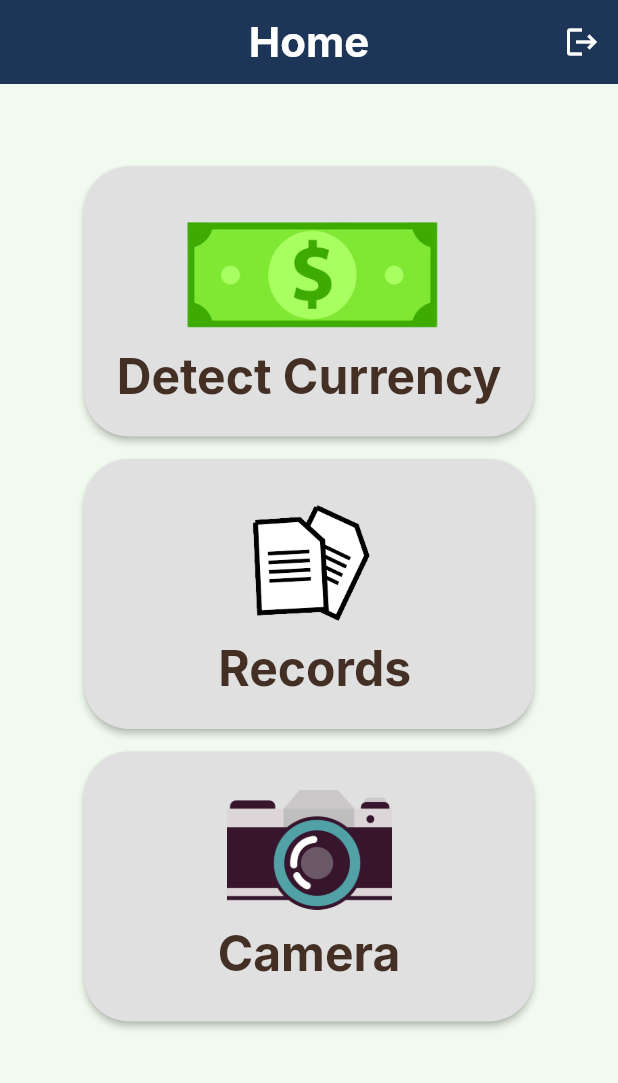
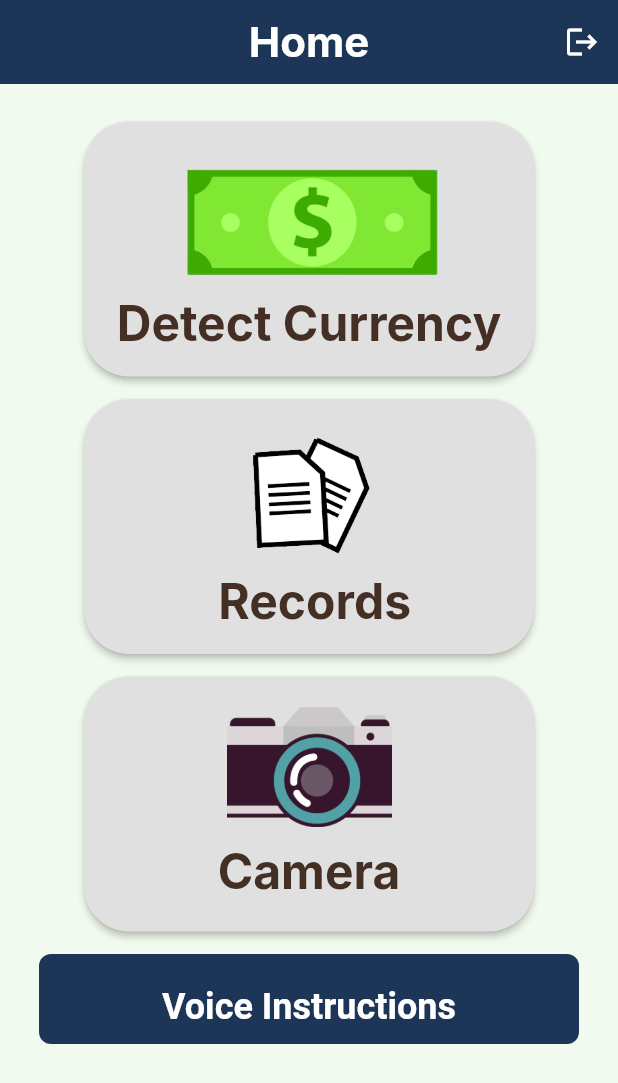
Before and after one commit to pushpe1174/SDGP, a Flutter app: the HomeScreen screen opened by its route, on a phone screen of 412 x 824 dp. Shown: the top 1083 px of the screen. Run offline on Flutter 3.47's test engine with Material 2 defaults, Android fonts, the phone set to English and light mode, and no system bars; our stand-ins replace animated_text_kit, cloud_firestore, firebase_auth, firebase_core, flutter_secure_storage, flutter_spinkit and 7 more; accounts and stored records are empty.

Commit message:
Added a Instruction button to home screen

```diff
--- a/currency_mate_app/lib/Screens/home_screen.dart
+++ b/currency_mate_app/lib/Screens/home_screen.dart
@@ -58,14 +58,14 @@ class HomeScreenState extends State<HomeScreen>{
       ),
 
       body: Padding(
-        padding: const EdgeInsets.fromLTRB(20.0, 40.0, 20.0, 0.0),
+        padding: const EdgeInsets.fromLTRB(20.0, 10.0, 20.0, 0.0),
         child: Center(
           child: Column(
             children: [
               const Gap(15),
               SizedBox(
                 width: 300,
-                height: 180,
+                height: 170,
                 child: ElevatedButton(
 
                   onPressed: (){
@@ -102,7 +102,7 @@ class HomeScreenState extends State<HomeScreen>{
               const Gap(15),
               SizedBox(
                 width: 300,
-                height: 180,
+                height: 170,
                 child: ElevatedButton(
                   onPressed: (){
                     Navigator.pushNamed(context, '/record');
@@ -139,7 +139,7 @@ class HomeScreenState extends State<HomeScreen>{
               const Gap(15),
               SizedBox(
                 width: 300,
-                height: 180,
+                height: 170,
                 child: ElevatedButton(
                   onPressed: (){
                     Navigator.pushNamed(context, '/upload_currency');
@@ -173,6 +173,37 @@ class HomeScreenState extends State<HomeScreen>{
                     ],
                   ),
                 ),
+              ),
+              const Gap(15),
+              SizedBox(
+                width: 360,
+                height: 60,
+                child: TextButton(
+                  onPressed: (){
+                    flutterTts.speak('Tap and hold the buttons to hear the instructions');
+                  },
+
+                  style: ElevatedButton.styleFrom(
+                    backgroundColor: const Color(0xFF1D3557),
+                    shape: RoundedRectangleBorder(
+                      borderRadius: BorderRadius.circular(8.0),
+                    ),
+                  ),
+                  child: Column(
+                    mainAxisAlignment: MainAxisAlignment.center,
+                    children: const [
+                      Gap(10),
+                      Text(
+                        "Voice Instructions",
+                        style: TextStyle(
+                          fontSize: 24,
+                          fontWeight: FontWeight.bold,
+                          color: Colors.white,
+                        ),
+                      )
+                    ],
+                  ),
+                ),
               )
             ],
           ),
```
